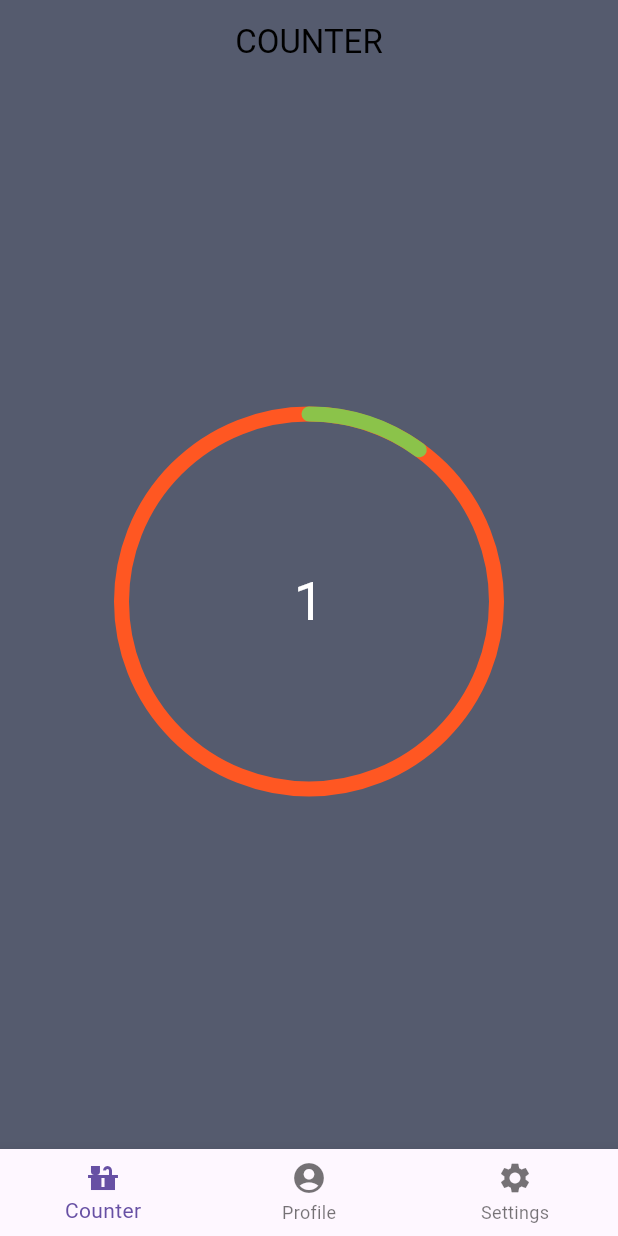
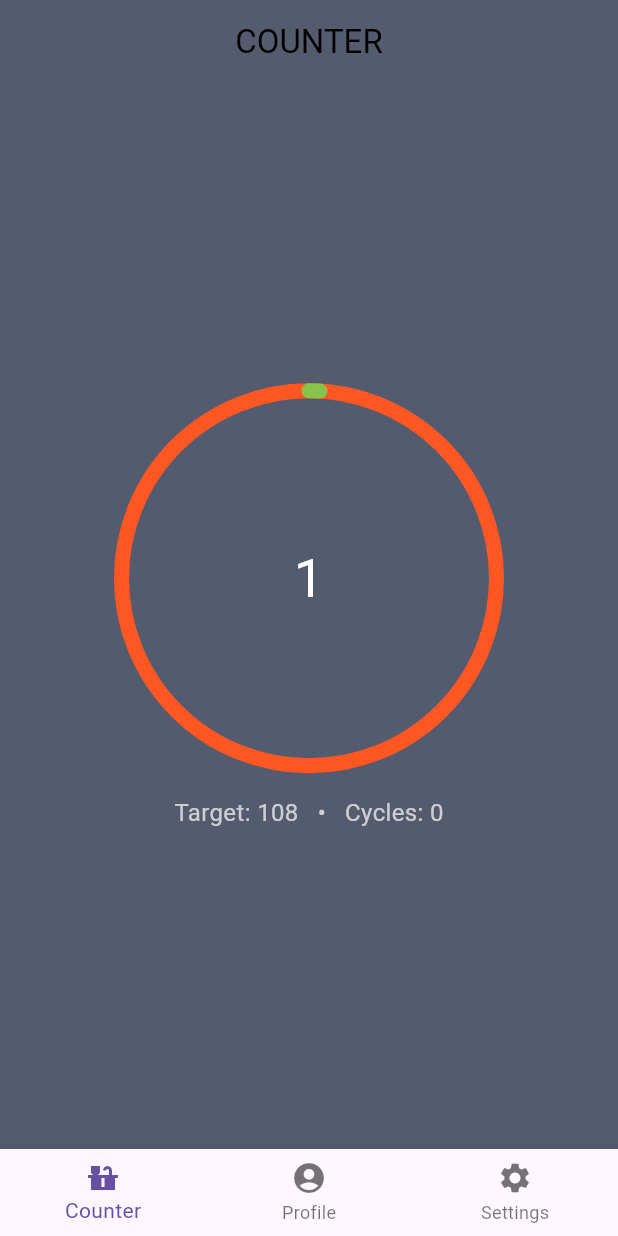
Before and after one commit to Hiromichi-1449/Recite, a Flutter app: the screen it shows after launch, after a tap on an icon or button, on a phone screen of 412 x 824 dp. Run offline on Flutter 3.47's test engine with Material 3 defaults, Android fonts, the phone set to English and light mode, and no system bars; our stand-ins replace firebase_core, flutter_riverpod, google_sign_in; accounts and stored records are empty.

Commit message:
Implemented new UI and user inputs for recitation

```diff
--- a/lib/main.dart
+++ b/lib/main.dart
@@ -1,12 +1,17 @@
 import 'package:firebase_core/firebase_core.dart';
 import 'package:flutter/material.dart';
+import 'package:flutter_riverpod/flutter_riverpod.dart';
 import 'package:recite_flutter/firebase_options.dart';
+import 'package:flutter/services.dart';
 import 'pages/homePage.dart';
 
 void main() async {
   WidgetsFlutterBinding.ensureInitialized();
+    SystemChrome.setPreferredOrientations([
+    DeviceOrientation.portraitUp, // Locks the app to upright portrait mode
+  ]);
   await Firebase.initializeApp(options: DefaultFirebaseOptions.currentPlatform);
-  runApp(const MyApp());
+  runApp(const ProviderScope(child: MyApp()));
 }
 
 class MyApp extends StatelessWidget {
--- a/lib/pages/counterPage.dart
+++ b/lib/pages/counterPage.dart
@@ -1,96 +1,74 @@
 import 'package:flutter/material.dart';
+import 'package:flutter_riverpod/flutter_riverpod.dart';
 import 'dart:math';
 
+/// ------------------------------------------------------------
+/// Shared state for recitation target/current/cycles (Riverpod)
+/// ------------------------------------------------------------
+class Recitation {
+  final int target;   // goal for one cycle
+  final int current;  // current count in the cycle
+  final int cycles;   // completed cycles
+  const Recitation({required this.target, this.current = 0, this.cycles = 0});
 
-class CounterPage extends StatefulWidget {
+  Recitation copyWith({int? target, int? current, int? cycles}) => Recitation(
+        target: target ?? this.target,
+        current: current ?? this.current,
+        cycles: cycles ?? this.cycles,
+      );
+}
+
+class RecitationController extends StateNotifier<Recitation> {
+  RecitationController() : super(const Recitation(target: 108));
+
+  void setTarget(int newTarget) {
+    // Reset current when target changes; keep cycles history.
+    state = state.copyWith(target: newTarget, current: 0);
+  }
+
+  void increment() {
+    final next = state.current + 1;
+    if (next >= state.target) {
+      state = state.copyWith(current: 0, cycles: state.cycles + 1);
+    } else {
+      state = state.copyWith(current: next);
+    }
+  }
+}
+
+final recitationProvider =
+    StateNotifierProvider<RecitationController, Recitation>(
+        (ref) => RecitationController());
+
+/// ------------------------------------------------------------
+/// Counter Page (uses the shared provider above)
+/// ------------------------------------------------------------
+class CounterPage extends ConsumerStatefulWidget {
   const CounterPage({super.key});
 
   @override
-  State<CounterPage> createState() => _CounterPageState();
+  ConsumerState<CounterPage> createState() => _CounterPageState();
 }
 
-class _CounterPageState extends State<CounterPage> {
-  int _count = 0;
-  int _completedCycles = 0;
-  static const int cycleTotal = 10;
-
+class _CounterPageState extends ConsumerState<CounterPage> {
   void _incrementCounter() {
-    setState(() {
-      _count = (_count + 1) % cycleTotal;
-      if (_count == 0) {
-        _completedCycles++;
-      }
-    });
-  }
-
-  Widget _buildTallyDisplay(int completedCycles) {
-    List<Row> rows = [];
-
-    int fiveCycles = completedCycles ~/ 5;
-    int oneCycle = completedCycles % 5;
-
-    // Group of full tally marks (正)
-    for (int i = 0; i < fiveCycles; i += 5) {
-      int chunkSize = (i + 5 < fiveCycles) ? 5 : fiveCycles - i;
-      List<Widget> completedRow = [];
-      for (int j = 0; j < chunkSize; j++) {
-        completedRow.add(const Padding(
-          padding: EdgeInsets.symmetric(horizontal: 2),
-          child: Text(
-            '正',
-            style: TextStyle(fontSize: 30, color: Colors.orange),
-          ),
-        ));
-      }
-      rows.add(Row(
-        mainAxisAlignment: MainAxisAlignment.center,
-        children: completedRow,
-      ));
-    }
-
-    // Remaining single marks ('|')
-    if (oneCycle > 0) {
-      List<Widget> lineRow = [];
-      for (int i = 0; i < oneCycle; i++) {
-        lineRow.add(const Padding(
-          padding: EdgeInsets.symmetric(horizontal: 3),
-          child: Text(
-            '|',
-            style: TextStyle(fontSize: 30, color: Colors.orange),
-          ),
-        ));
-      }
-      if (rows.isNotEmpty) {
-        rows[rows.length - 1] = Row(
-          mainAxisAlignment: MainAxisAlignment.center,
-          children: [
-            ...rows.last.children,
-            ...lineRow,
-          ],
-        );
-      } else {
-        rows.add(Row(
-          mainAxisAlignment: MainAxisAlignment.center,
-          children: lineRow,
-        ));
-      }
-    }
-
-    return Column(
-      crossAxisAlignment: CrossAxisAlignment.center,
-      children: rows,
-    );
+    ref.read(recitationProvider.notifier).increment();
   }
 
   @override
   Widget build(BuildContext context) {
+    final recite = ref.watch(recitationProvider);
+    final int cycleTotal = recite.target;
+    final int count = recite.current;
+    final int completedCycles = recite.cycles;
+
     return Scaffold(
       backgroundColor: const Color(0xFF555B6E),
       appBar: AppBar(
         backgroundColor: Colors.transparent,
         foregroundColor: Colors.black,
-          title: Text("COUNTER"),
-          centerTitle: true
+        title: const Text("COUNTER"),
+        centerTitle: true,
       ),
       body: Center(
         child: Column(
@@ -104,7 +82,7 @@ class _CounterPageState extends State<CounterPage> {
                 children: [
                   CustomPaint(
                     painter: CyclePainter(
-                    count: _count,
+                      count: count,
                       cycleTotal: cycleTotal,
                       backgroundColor: Colors.deepOrange,
                       progressColor: Colors.lightGreen,
@@ -112,14 +90,18 @@ class _CounterPageState extends State<CounterPage> {
                     size: const Size(250, 250),
                   ),
                   Text(
-                  '$_count',
+                    '$count',
                     style: const TextStyle(color: Colors.white, fontSize: 36),
                   ),
                 ],
               ),
             ),
             const SizedBox(height: 20),
-          _buildTallyDisplay(_completedCycles),
+            Text(
+              'Target: $cycleTotal   •   Cycles: $completedCycles',
+              style: const TextStyle(color: Colors.white70, fontSize: 16),
+            ),
+            const SizedBox(height: 8),
           ],
         ),
       ),
@@ -127,6 +109,7 @@ class _CounterPageState extends State<CounterPage> {
   }
 }
 
+/// Painter for the ring + progress arc (unchanged behavior)
 class CyclePainter extends CustomPainter {
   final int count;
   final int cycleTotal;
--- a/lib/pages/settingsPage.dart
+++ b/lib/pages/settingsPage.dart
@@ -1,28 +1,120 @@
 import 'package:flutter/material.dart';
+import 'package:flutter_riverpod/flutter_riverpod.dart';
+import 'package:flutter/services.dart';
 import 'package:flutter/cupertino.dart';
-import 'package:google_sign_in/google_sign_in.dart';
+import 'package:recite_flutter/pages/counterPage.dart';
 
-class SettingsPage extends StatefulWidget {
-  const SettingsPage ({super.key});
+// NOTE: When you add your global state later, call it here.
+// import 'package:recite_flutter/state/recitation_state.dart'; // TODO: wire up setTarget()
+
+class SettingsPage extends ConsumerStatefulWidget {
+  const SettingsPage({super.key});
+
   @override
-  State<SettingsPage> createState() => _SettingsPageState();
+  ConsumerState<SettingsPage> createState() => _SettingsPageState();
 }
 
-  class _SettingsPageState extends State<SettingsPage> {
-    bool _busy = false;
+class _SettingsPageState extends ConsumerState<SettingsPage> {
+  static const preSetOptions = [21, 49, 108, 1080];
+
+  int? _selected; // null means "Custom…"
+  final TextEditingController _customCtrl = TextEditingController();
+
+  @override
+  void dispose() {
+    _customCtrl.dispose();
+    super.dispose();
+  }
+
+  void _applyTarget(int value) {
+    ref.read(recitationProvider.notifier).setTarget(value);
+    ScaffoldMessenger.of(context).showSnackBar(
+      SnackBar(content: Text('Recitation target set to $value')),
+    );
+  }
 
   @override
   Widget build(BuildContext context) {
+    final recite = ref.watch(recitationProvider);
+    _selected = preSetOptions.contains(recite.target) ? recite.target : null;
+    if (_selected == null) _customCtrl.text = recite.target.toString();
     return Scaffold(
       backgroundColor: const Color(0xFF555B6E),
       appBar: AppBar(
         backgroundColor: Colors.transparent,
         foregroundColor: Colors.black,
-          title: Text("SETTINGS"),
-          centerTitle: true
+        title: const Text('SETTINGS'),
+        centerTitle: true,
       ),
-        body: ListView(),
+      body: Padding(
+        padding: const EdgeInsets.all(16),
+        child: Column(
+          crossAxisAlignment: CrossAxisAlignment.start,
+          children: [
+            Text('Recitation target', style: Theme.of(context).textTheme.titleMedium),
+            const SizedBox(height: 12),
+
+            DropdownButtonFormField<int?>(
+              value: preSetOptions.contains(_selected) ? _selected : null,
+              decoration: const InputDecoration(
+                labelText: 'Choose a preset',
+                border: OutlineInputBorder(),
+              ),
+              items: [
+                ...preSetOptions.map(
+                  (v) => DropdownMenuItem<int?>(
+                    value: v,
+                    child: Text('$v'),
+                  ),
+                ),
+                const DropdownMenuItem<int?>(value: null, child: Text('Custom…')),
+              ],
+              onChanged: (val) {
+                setState(() => _selected = val);
+                if (val != null) {
+                  _applyTarget(val);
+                }
+              },
+            ),
+
+            const SizedBox(height: 16),
+
+            if (_selected == null)
+              Row(
+                children: [
+                  Expanded(
+                    child: TextField(
+                      controller: _customCtrl,
+                      keyboardType: TextInputType.number,
+                      decoration: const InputDecoration(
+                        labelText: 'Custom number',
+                        hintText: 'Enter a positive integer',
+                        border: OutlineInputBorder(),
+                      ),
+                    ),
+                  ),
+                  const SizedBox(width: 12),
+                  FilledButton(
+                    onPressed: () {
+                      final v = int.tryParse(_customCtrl.text.trim());
+                      if (v == null || v <= 0) {
+                        ScaffoldMessenger.of(context).showSnackBar(
+                          const SnackBar(content: Text('Enter a positive integer')),
+                        );
+                        return;
+                      }
+                      _applyTarget(v);
+                    },
+                    child: const Text('Apply'),
+                  ),
+                ],
+              ),
+
+            const Spacer(),
+            // Room for future settings (theme, haptics, etc.)
+          ],
+        ),
+      ),
     );
   }
-
 }
--- /dev/null
+++ b/lib/recitation_state.dart
@@ -0,0 +1,44 @@
+import 'package:flutter_riverpod/flutter_riverpod.dart';
+
+class Recitation {
+  final int target;
+  final int current;
+  final int cycles;
+
+  const Recitation({
+    required this.target,
+    this.current = 0,
+    this.cycles = 0,
+  });
+
+  Recitation copyWith({
+    int? target,
+    int? current,
+    int? cycles,
+  }) {
+    return Recitation(
+      target: target ?? this.target,
+      current: current ?? this.current,
+      cycles: cycles ?? this.cycles,
+    );
+  }
+}
+
+class RecitationController extends StateNotifier<Recitation> {
+  RecitationController() : super(const Recitation(target: 108));
+
+  void setTarget(int newTarget) {
+    state = state.copyWith(target: newTarget);
+  }
+
+  void increment() {
+    if (state.current + 1 >= state.target) {
+      state = state.copyWith(current: 0, cycles: state.cycles + 1);
+    } else {
+      state = state.copyWith(current: state.current + 1);
+    }
+  }
+}
+
+final recitationProvider = StateNotifierProvider<RecitationController, Recitation>(
+  (ref) { return RecitationController();});
--- a/pubspec.yaml
+++ b/pubspec.yaml
@@ -30,9 +30,10 @@ environment:
 dependencies:
   flutter:
     sdk: flutter
-  firebase_core: ^4.0.0
+  firebase_core: ^4.1.1
   firebase_auth: ^6.0.1
   google_sign_in: ^7.1.1
+  flutter_riverpod: ^2.5.1
 
   # The following adds the Cupertino Icons font to your application.
   # Use with the CupertinoIcons class for iOS style icons.
```
Also changed, not shown: lib/firebase_options.dart, lib/pages/homePage.dart (line endings or trailing spaces), pubspec.lock, 2 other files. Lines whose indentation alone changed are shown as unchanged.
